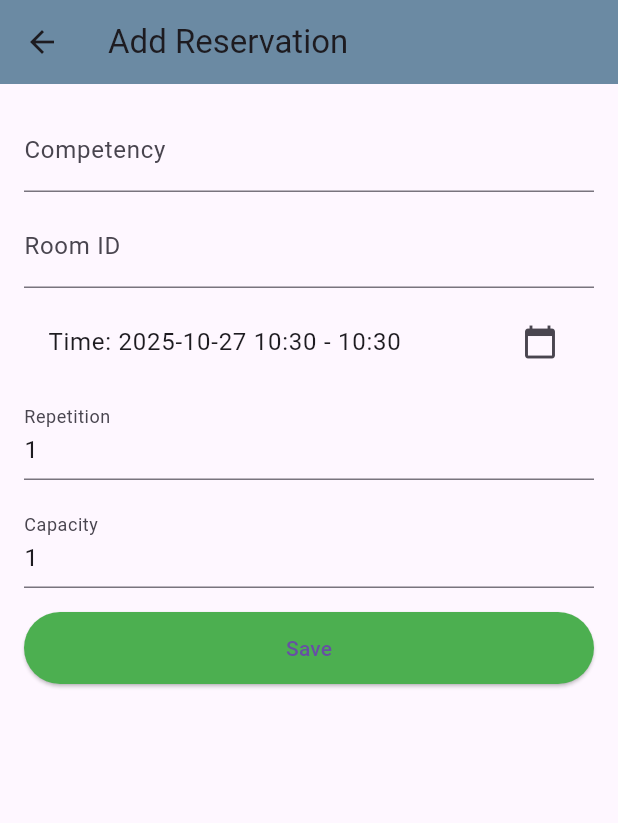
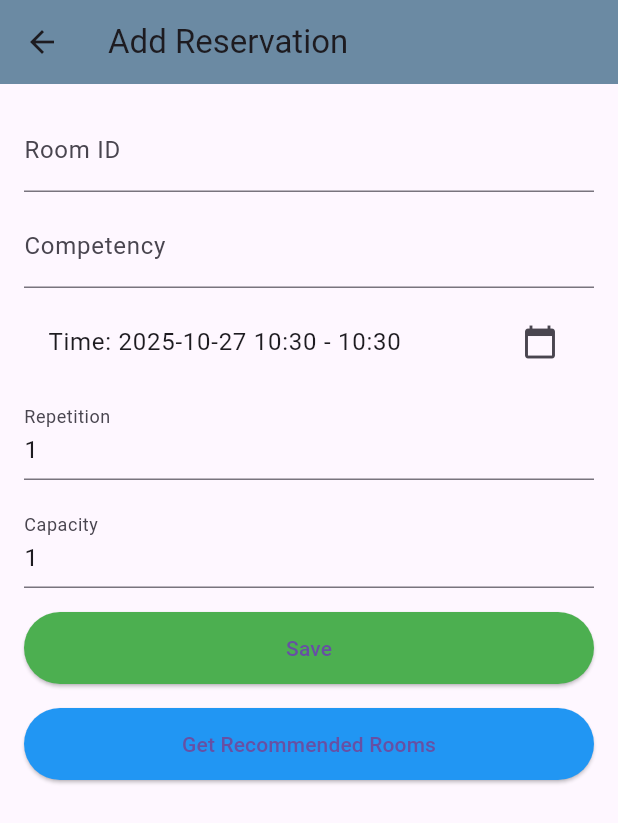
Before and after one commit to Nunthatinnv/SEN201_ClassroomReservation, a Flutter app: the screen it shows after launch, after a tap on "+ Add Reservation", on a phone screen of 412 x 824 dp. Shown: the top 823 px of the screen. Run offline on Flutter 3.47's test engine with Material 3 defaults, Android fonts, the phone set to English and light mode, and no system bars; our stand-ins replace sqflite, sqflite_common_ffi, sqflite_common_ffi_web; accounts and stored records are empty.

Commit message:
add some feature and error handling

```diff
--- a/classroom_reservation/lib/screens/add_edit_reservation_screen.dart
+++ b/classroom_reservation/lib/screens/add_edit_reservation_screen.dart
@@ -2,7 +2,7 @@ import 'package:flutter/material.dart';
 import 'package:intl/intl.dart';
 import '../models/reservation.dart';
 import '../models/room.dart';
-
+import '../services/database_services/room_services.dart';
 // Add/Edit screen
 class AddEditReservationScreen extends StatefulWidget {
   final String mode; // 'add' or 'edit'
@@ -16,6 +16,7 @@ class AddEditReservationScreen extends StatefulWidget {
 }
 
 class _AddEditReservationScreenState extends State<AddEditReservationScreen> {
+  final RoomServices roomServices = RoomServices();
   final _formKey = GlobalKey<FormState>();
   late TextEditingController _roomCtrl;
   late TextEditingController _competencyCtrl;
@@ -107,17 +108,8 @@ class _AddEditReservationScreenState extends State<AddEditReservationScreen> {
         child: Form(
           key: _formKey,
           child: Column(
+            crossAxisAlignment: CrossAxisAlignment.stretch,
             children: [
-              // Competency / Name
-              TextFormField(
-                controller: _competencyCtrl,
-                decoration: const InputDecoration(labelText: 'Competency'),
-                validator: (v) => (v == null || v.trim().isEmpty)
-                    ? 'Enter a name or competency'
-                    : null,
-              ),
-              const SizedBox(height: 8),
-
               // Room ID
               TextFormField(
                 controller: _roomCtrl,
@@ -126,15 +118,21 @@ class _AddEditReservationScreenState extends State<AddEditReservationScreen> {
                   if (value == null || value.trim().isEmpty) {
                     return 'Enter a room ID';
                   }
-
-                  final roomExists = widget.rooms.any((room) => room.roomId == value.trim());
-
-                  if (!roomExists) {
-                    return 'Room does not exist in system';
-                  }
-
+                  final roomExists =
+                      widget.rooms.any((room) => room.roomId == value.trim());
+                  if (!roomExists) return 'Room does not exist in system';
                   return null;
                 },
+              ),
+              const SizedBox(height: 8),
+
+              // Competency
+              TextFormField(
+                controller: _competencyCtrl,
+                decoration: const InputDecoration(labelText: 'Competency'),
+                validator: (v) => (v == null || v.trim().isEmpty)
+                    ? 'Enter a name or competency'
+                    : null,
               ),
               const SizedBox(height: 8),
 
@@ -148,28 +146,29 @@ class _AddEditReservationScreenState extends State<AddEditReservationScreen> {
               ),
               const SizedBox(height: 8),
 
-              // Repetition (number only)
+              // Repetition
               TextFormField(
                 controller: _repetitionCtrl,
                 keyboardType: TextInputType.number,
                 decoration: const InputDecoration(labelText: 'Repetition'),
                 validator: (v) {
                   if (v == null || v.trim().isEmpty) return 'Enter repetition';
-                  if (int.tryParse(v.trim()) == null) return 'Enter a valid number';
+                  if (int.tryParse(v.trim()) == null)
+                    return 'Enter a valid number';
                   return null;
                 },
               ),
               const SizedBox(height: 16),
 
-              // capacity (number only)
+              // Capacity
               TextFormField(
                 controller: _capacityCtrl,
                 keyboardType: TextInputType.number,
-                enabled: true,
                 decoration: const InputDecoration(labelText: 'Capacity'),
                 validator: (v) {
                   if (v == null || v.trim().isEmpty) return 'Enter capacity';
-                  if (int.tryParse(v.trim()) == null) return 'Enter a valid number';
+                  if (int.tryParse(v.trim()) == null)
+                    return 'Enter a valid number';
                   return null;
                 },
               ),
@@ -184,6 +183,62 @@ class _AddEditReservationScreenState extends State<AddEditReservationScreen> {
                 ),
                 child: const Text('Save'),
               ),
+
+              const SizedBox(height: 16),
+
+              // Recommended Rooms button
+              ElevatedButton(
+                onPressed: () async {
+                  final capacity = int.tryParse(_capacityCtrl.text.trim()) ?? 0;
+                  final repetition =
+                      int.tryParse(_repetitionCtrl.text.trim()) ?? 1;
+
+                  final result = await roomServices.getRecommendedRooms(
+                    _timeStart,
+                    _timeEnd,
+                    repetition,
+                    capacity,
+                  );
+                  print(result);
+
+                  if (result['success']) {
+                    final rooms = (result['rooms'] as List<dynamic>).cast<Room>();
+                    showDialog(
+                      context: context,
+                      builder: (ctx) => AlertDialog(
+                        title: const Text('Recommended Rooms'),
+                        content: rooms.isEmpty
+                            ? const Text('No available rooms found')
+                            : Column(
+                                mainAxisSize: MainAxisSize.min,
+                                children: rooms
+                                    .map((r) => ListTile(
+                                          title: Text(r.roomId),
+                                          subtitle:
+                                              Text('Capacity: ${r.capacity}'),
+                                        ))
+                                    .toList(),
+                              ),
+                        actions: [
+                          TextButton(
+                            onPressed: () => Navigator.pop(ctx),
+                            child: const Text('Close'),
+                          ),
+                        ],
+                      ),
+                    );
+                  } else {
+                    ScaffoldMessenger.of(context).showSnackBar(
+                      SnackBar(content: Text('Error: ${result['error']}')),
+                    );
+                  }
+                },
+                style: ElevatedButton.styleFrom(
+                  backgroundColor: const Color(0xFF2196F3),
+                  minimumSize: const Size.fromHeight(48),
+                ),
+                child: const Text('Get Recommended Rooms'),
+              ),
             ],
           ),
         ),
--- a/classroom_reservation/lib/screens/dashboard_screen.dart
+++ b/classroom_reservation/lib/screens/dashboard_screen.dart
@@ -97,7 +97,7 @@ List<Reservation> getReservationsForDate(String date) {
     );
 
     if (input != null) {
-      bool success = await addReservation(
+      final result = await addReservation(
         reservationServices,
         seriesServices,
         input.reservation.roomId,
@@ -108,7 +108,24 @@ List<Reservation> getReservationsForDate(String date) {
         input.reservation.competency,
       );
 
-      if (success) await loadReservations();
+      if (result['success']) {
+        await loadReservations();
+      } else {
+        // Show error message
+        showDialog(
+          context: context,
+          builder: (ctx) => AlertDialog(
+            title: const Text('Cannot Add Reservation'),
+            content: Text(result['error'] ?? 'Unknown error'),
+            actions: [
+              TextButton(
+                onPressed: () => Navigator.pop(ctx),
+                child: const Text('OK'),
+              ),
+            ],
+          ),
+        );
+      }
     }
   }
 
@@ -120,27 +137,44 @@ List<Reservation> getReservationsForDate(String date) {
         builder: (_) => AddEditReservationScreen(
           mode: 'edit',
           reservation: reservation,
-          rooms: rooms
+          rooms: rooms,
         ),
       ),
     );
 
     if (input != null) {
-      bool success = await editReservation(
+      final result = await editReservation(
         reservationServices,
         seriesServices,
-        reservation.seriesId,        // existing seriesId
-        input.reservation.roomId,    // updated roomId
-        input.reservation.timeStart, // updated timeStart
-        input.reservation.timeEnd,   // updated timeEnd
-        input.capacity,              // updated capacity
-        input.repetition,            // updated repetition
-        input.reservation.competency // updated competency
+        reservation.seriesId,
+        input.reservation.roomId,
+        input.reservation.timeStart,
+        input.reservation.timeEnd,
+        input.capacity,
+        input.repetition,
+        input.reservation.competency,
       );
 
-      if (success) await loadReservations();
+      if (result['success']) {
+        await loadReservations();
+      } else {
+        showDialog(
+          context: context,
+          builder: (ctx) => AlertDialog(
+            title: const Text('Cannot Edit Reservation'),
+            content: Text(result['error'] ?? 'Unknown error'),
+            actions: [
+              TextButton(
+                onPressed: () => Navigator.pop(ctx),
+                child: const Text('OK'),
+              ),
+            ],
+          ),
+        );
+      }
     }
   }
+
 
 
   Future<void> handleDelete(Reservation reservation) async {
@@ -183,24 +217,47 @@ List<Reservation> getReservationsForDate(String date) {
       appBar: AppBar(
         title: const Text('Room Reservations'),
         backgroundColor: const Color(0xFF6B8AA3),
-        actions: [
-          IconButton(
-            icon: const Icon(Icons.meeting_room),
-            tooltip: 'Manage Rooms',
-            onPressed: () {
-              Navigator.push(
-                context,
-                MaterialPageRoute(builder: (_) => RoomManagementScreen()),
-              );
-            },
-          ),
-        ],
       ),
       body: Column(
         children: [
-          // Action buttons
+          // Room management box
           Padding(
             padding: const EdgeInsets.symmetric(horizontal: 16, vertical: 12),
+            child: GestureDetector(
+              onTap: () async {
+                await Navigator.push(
+                  context,
+                  MaterialPageRoute(builder: (_) => RoomManagementScreen()),
+                );
+                await loadRooms(); // refresh rooms when returning
+              },
+              child: Container(
+                width: double.infinity,
+                padding: const EdgeInsets.symmetric(vertical: 14),
+                decoration: BoxDecoration(
+                  color: const Color(0xFF6B8AA3),
+                  borderRadius: BorderRadius.circular(10),
+                  boxShadow: const [
+                    BoxShadow(color: Colors.black12, blurRadius: 4, offset: Offset(0, 2))
+                  ],
+                ),
+                child: const Center(
+                  child: Text(
+                    'Manage Rooms',
+                    style: TextStyle(
+                      color: Colors.black,
+                      fontSize: 18,
+                      fontWeight: FontWeight.bold,
+                    ),
+                  ),
+                ),
+              ),
+            ),
+          ),
+
+          // Add / Export row
+          Padding(
+            padding: const EdgeInsets.symmetric(horizontal: 16, vertical: 8),
             child: Row(
               children: [
                 Expanded(
@@ -208,9 +265,16 @@ List<Reservation> getReservationsForDate(String date) {
                     onPressed: handleAdd,
                     style: ElevatedButton.styleFrom(
                       backgroundColor: const Color(0xFF4CAF50),
-                      padding: const EdgeInsets.symmetric(vertical: 14),
+                      padding: const EdgeInsets.symmetric(vertical: 20),
                     ),
-                    child: const Text('+ Add Reservation'),
+                    child: const Text(
+                      '+ Add Reservation',
+                      style: TextStyle(
+                        color: Colors.black,
+                        fontSize: 16,
+                        fontWeight: FontWeight.bold,
+                      ),
+                      ),
                   ),
                 ),
                 const SizedBox(width: 12),
@@ -219,9 +283,16 @@ List<Reservation> getReservationsForDate(String date) {
                     onPressed: () => setState(() => showExportModal = true),
                     style: ElevatedButton.styleFrom(
                       backgroundColor: const Color(0xFF2196F3),
-                      padding: const EdgeInsets.symmetric(vertical: 14),
+                      padding: const EdgeInsets.symmetric(vertical: 20),
                     ),
-                    child: const Text('Export'),
+                    child: const Text(
+                      'Export',
+                      style: TextStyle(
+                        color: Colors.black,
+                        fontSize: 16,
+                        fontWeight: FontWeight.bold,
+                      ),
+                    ),
                   ),
                 ),
               ],
```
Also changed, not shown: classroom_reservation/lib/services/reservation_controller.dart (+25 -9 lines), 1 other file.
